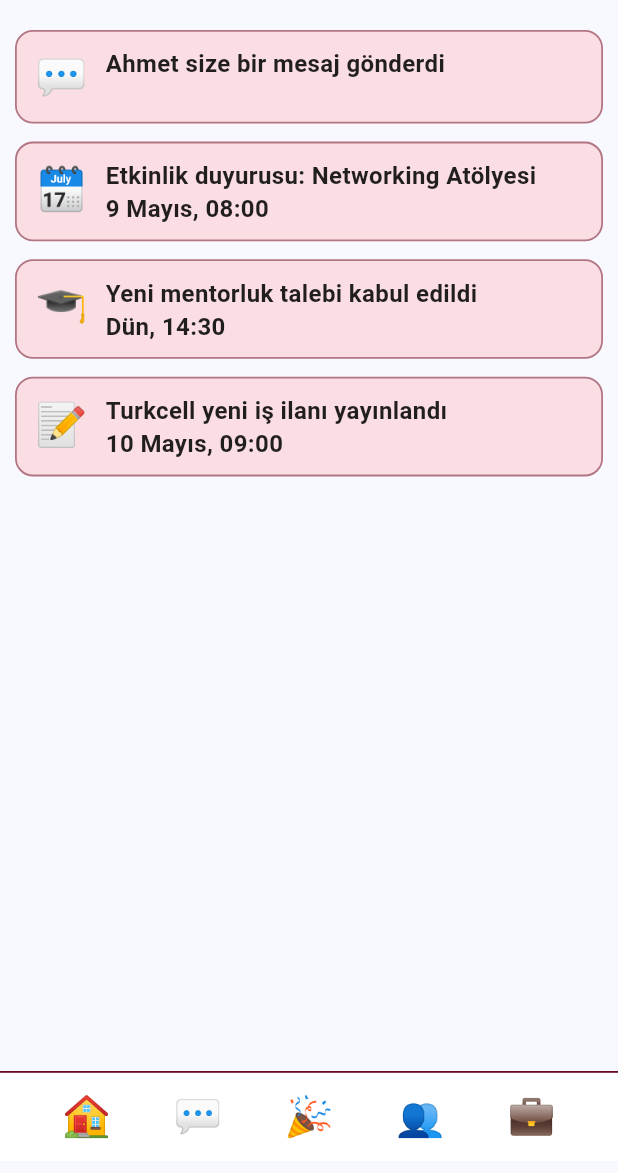
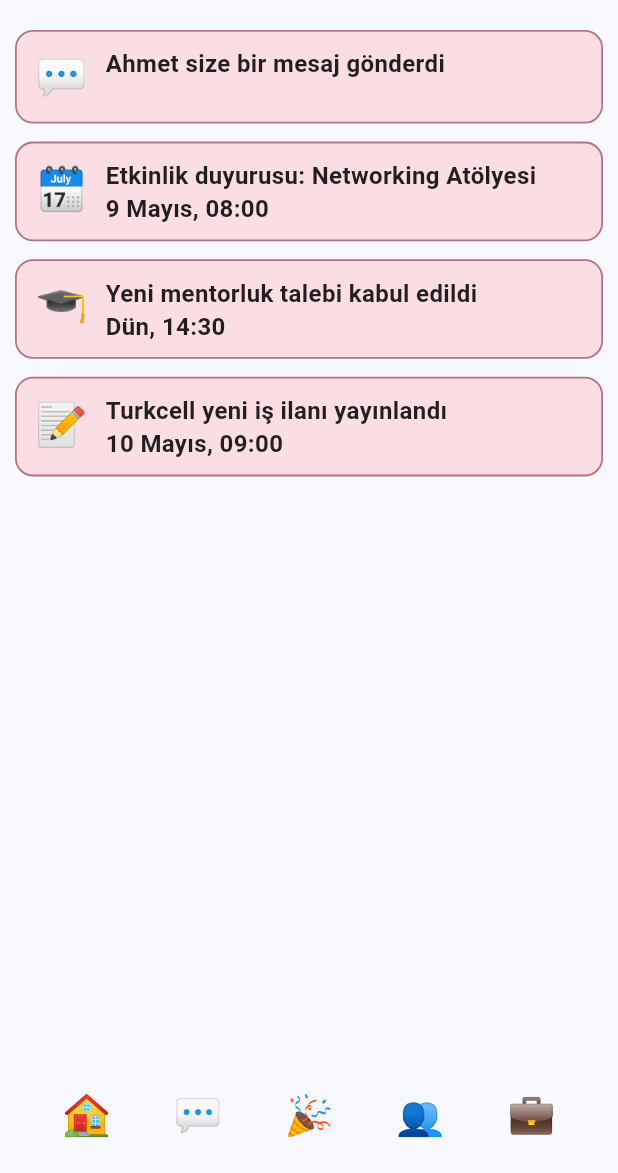
Before and after one commit to zgulsin/tubitak, a Flutter app: the screen it shows after launch, on a phone screen of 412 x 824 dp, the part 63-1236 px from its top. Run offline on Flutter 3.47's test engine with Material 3 defaults, Android fonts, the phone set to English and light mode, and no system bars; statements that could not run were skipped.

Commit message:
Update notification_page.dart

```diff
--- a/lib/notification_page.dart
+++ b/lib/notification_page.dart
@@ -7,7 +7,7 @@ class MyApp extends StatelessWidget {
 
   @override
   Widget build(BuildContext context) {
-    const bordo = Color(0xFF6A0D25); // koyu bordo tonu
+    const bordo = Color(0xFF6A0D25);
 
     return MaterialApp(
       debugShowCheckedModeBanner: false,
@@ -59,7 +59,7 @@ class _NotificationPageState extends State<NotificationPage> {
     },
   ];
 
-  /// 🔔 Tüm bildirimleri okundu yap
+
   void markAllAsRead() {
     setState(() {
       for (var n in notifications) {
@@ -76,7 +76,7 @@ class _NotificationPageState extends State<NotificationPage> {
       appBar: AppBar(
         title: const Text("Bildirimler"),
         actions: [
-          // 🔔 Sağ üstte bildirim simgesi
+
           IconButton(
             icon: const Icon(Icons.notifications_active_rounded),
             tooltip: "Tümünü okundu olarak işaretle",
@@ -104,8 +104,8 @@ class _NotificationPageState extends State<NotificationPage> {
               padding: const EdgeInsets.symmetric(horizontal: 12, vertical: 10),
               decoration: BoxDecoration(
                 color: isRead
-                    ? const Color(0xFFFBE9EC) // okundu → açık pembe
-                    : const Color(0xFFFADEE3), // okunmadı → koyu bordo tonu
+                    ? const Color(0xFFFBE9EC)
+                    : const Color(0xFFFADEE3),
                 border: Border.all(color: bordo.withOpacity(0.5), width: 1.2),
                 borderRadius: BorderRadius.circular(12),
               ),
@@ -134,14 +134,14 @@ class _NotificationPageState extends State<NotificationPage> {
         },
       ),
       bottomNavigationBar: SafeArea(
-        minimum: const EdgeInsets.only(bottom: 8), // alttan biraz boşluk
+        minimum: const EdgeInsets.only(bottom: 8),
         child: Container(
           height: 60,
           decoration: const BoxDecoration(
             border: Border(
               top: BorderSide(color: Color(0xFF6A0D25), width: 1.2),
             ),
-            color: Colors.white, // sabit beyaz zemin
+            color: Colors.white,  sabit beyaz zemin
           ),
           child: const Row(
             mainAxisAlignment: MainAxisAlignment.spaceEvenly,
```
